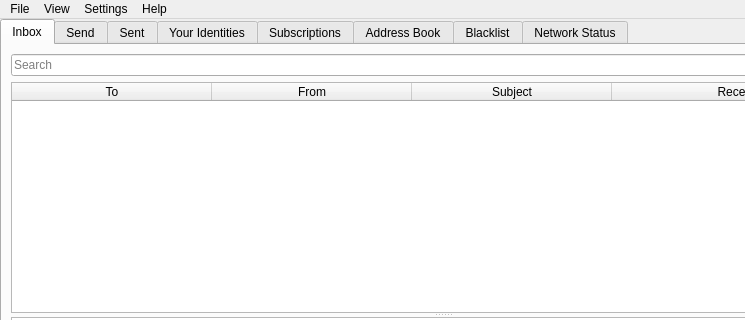
First picture: the form in src/bitmessageqt/bitmessageui.ui, repository webdev25/PyBitmessage, before the edit; both pictures show x 0 to 745 and y 0 to 320 of the 885 by 580 pixel window.
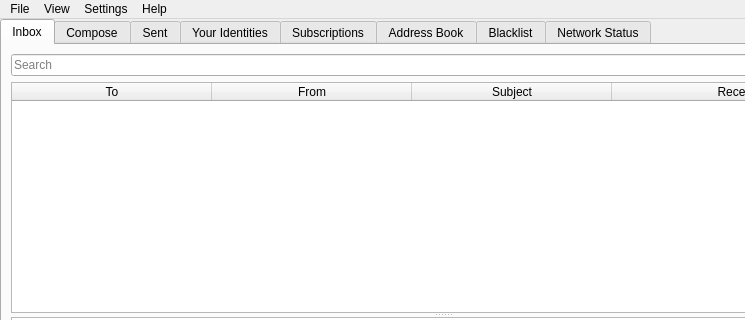
Second picture: the form after the edit. Icons and pictures are not drawn.

Commit message: Changed text of `send` tab to `compose`

```diff
--- a/src/bitmessageqt/bitmessageui.ui
+++ b/src/bitmessageqt/bitmessageui.ui
@@ -210,7 +210,7 @@
          <normaloff>:/newPrefix/images/send.png</normaloff>:/newPrefix/images/send.png</iconset>
        </attribute>
        <attribute name="title">
-        <string>Send</string>
+        <string>Compose</string>
        </attribute>
        <layout class="QGridLayout" name="gridLayout_2">
         <item row="3" column="2">
```
